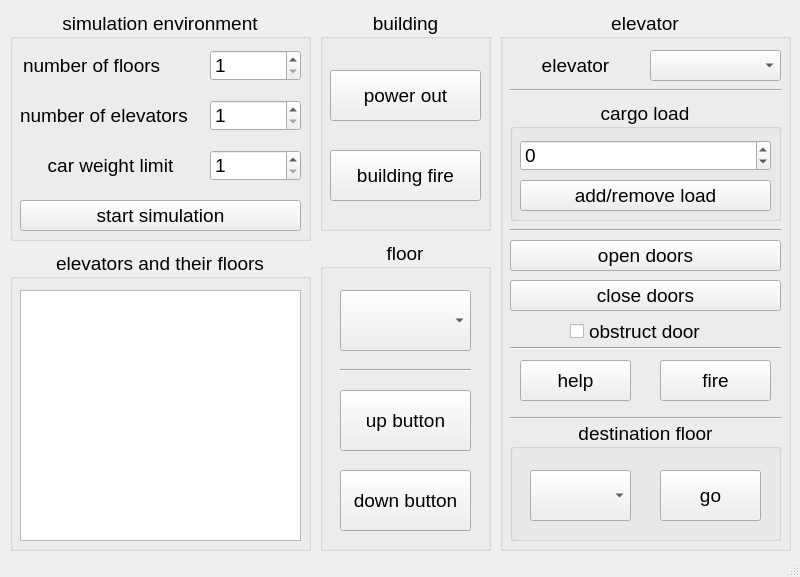
Before: the Qt Designer form mainwindow.ui in boostaboosh/elevator-system-simulator-Qt-cpp, drawn with Qt 5.
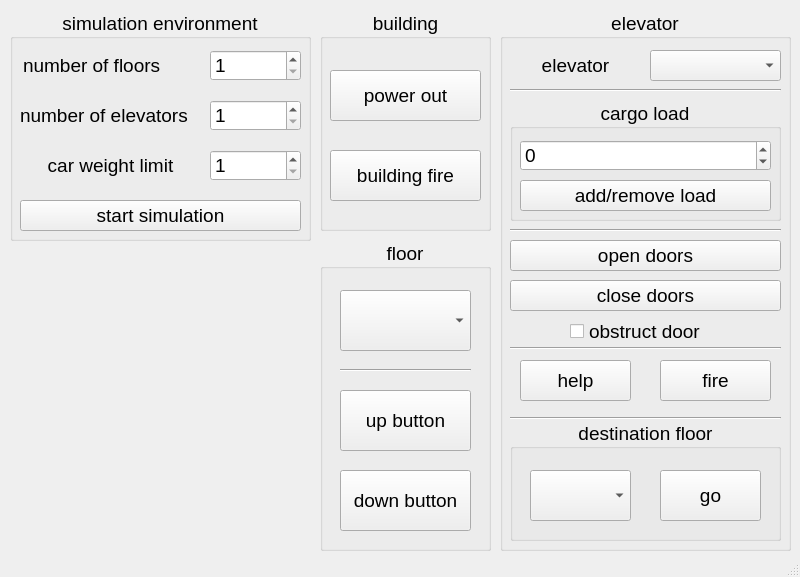
After: the same form once the commit is applied.

Commit message: Remove elevator list element from GUI because not implemented

What changed in the file:
```diff
--- a/mainwindow.ui
+++ b/mainwindow.ui
@@ -481,37 +481,6 @@
      </property>
     </widget>
    </widget>
-   <widget class="QGroupBox" name="groupBox_8">
-    <property name="geometry">
-     <rect>
-      <x>10</x>
-      <y>250</y>
-      <width>301</width>
-      <height>301</height>
-     </rect>
-    </property>
-    <property name="font">
-     <font>
-      <pointsize>14</pointsize>
-     </font>
-    </property>
-    <property name="title">
-     <string>elevators and their floors</string>
-    </property>
-    <property name="alignment">
-     <set>Qt::AlignCenter</set>
-    </property>
-    <widget class="QTextEdit" name="elevatorListTextEdit">
-     <property name="geometry">
-      <rect>
-       <x>10</x>
-       <y>40</y>
-       <width>281</width>
-       <height>251</height>
-      </rect>
-     </property>
-    </widget>
-   </widget>
    <widget class="QGroupBox" name="groupBox_9">
     <property name="geometry">
      <rect>
```
